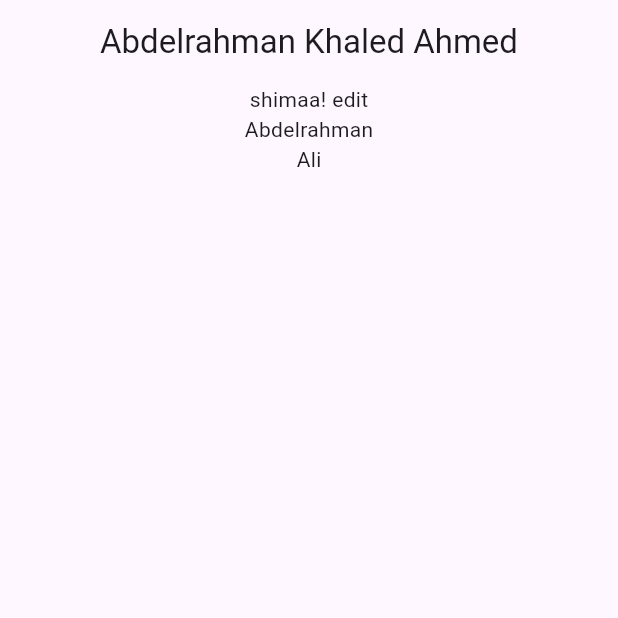
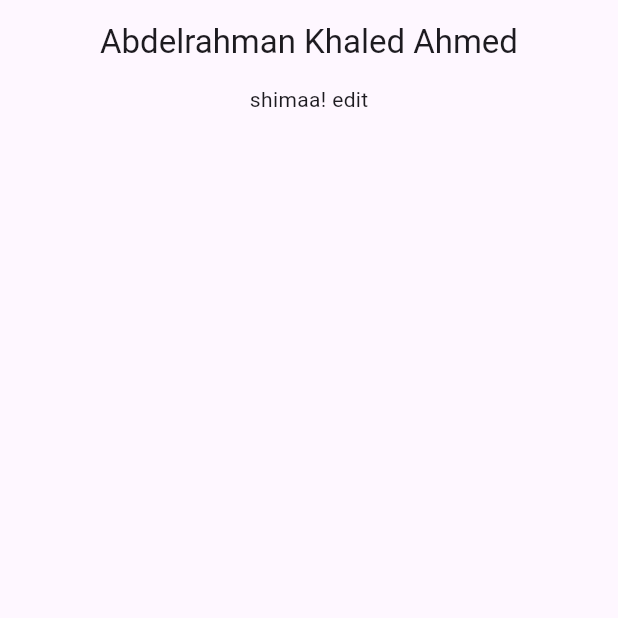
Before and after one commit to abdelrahmankhaled0/management_depi_projects, a Flutter app: the screen it shows after launch, on a phone screen of 412 x 824 dp, the top half of it. Run offline on Flutter 3.47's test engine with Material 3 defaults, Android fonts, the phone set to English and light mode, and no system bars.

Commit message:
add container

```diff
--- a/lib/main.dart
+++ b/lib/main.dart
@@ -20,8 +20,7 @@ class MyApp extends StatelessWidget {
             Center(
               child: Text('shimaa! edit'),
             ),
-            Text('Abdelrahman') ,
-            Text('Ali'),
+            Container(),
           ],
         ),
       ),
```
